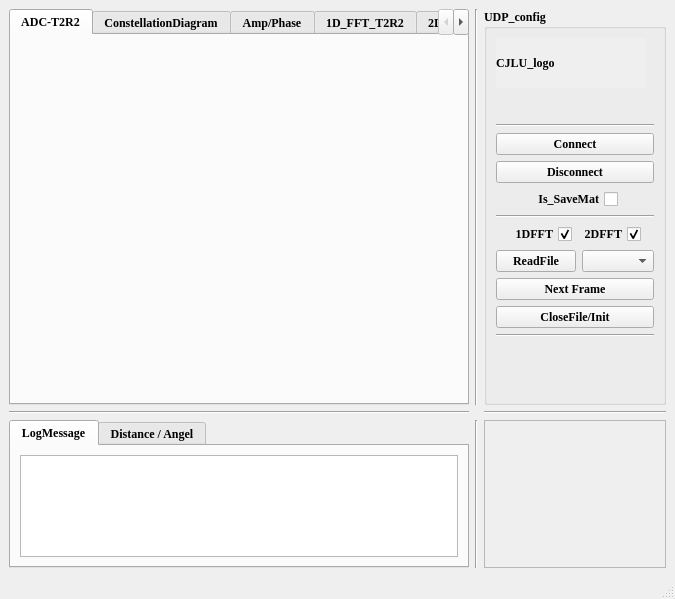
Before: the Qt Designer form Radar_UDP.ui in CruzeOliver/Andar_Radar_UDP, drawn with Qt 5.
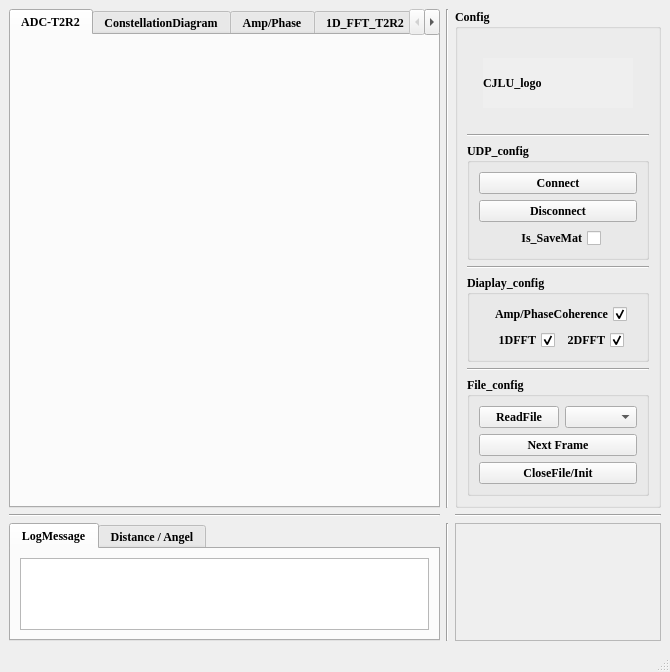
After: the same form once the commit is applied.

Commit message: 调整GUI布局内容

Diff of the .ui file:
```diff
--- a/Radar_UDP.ui
+++ b/Radar_UDP.ui
@@ -6,8 +6,8 @@
    <rect>
     <x>0</x>
     <y>0</y>
-    <width>675</width>
-    <height>599</height>
+    <width>670</width>
+    <height>666</height>
    </rect>
   </property>
   <property name="windowTitle">
@@ -31,6 +31,436 @@
       </property>
      </widget>
     </item>
+    <item row="1" column="2">
+     <widget class="Line" name="line_2">
+      <property name="orientation">
+       <enum>Qt::Horizontal</enum>
+      </property>
+     </widget>
+    </item>
+    <item row="1" column="0">
+     <widget class="Line" name="line">
+      <property name="orientation">
+       <enum>Qt::Horizontal</enum>
+      </property>
+     </widget>
+    </item>
+    <item row="0" column="2">
+     <widget class="QGroupBox" name="groupBox_Config">
+      <property name="sizePolicy">
+       <sizepolicy hsizetype="Expanding" vsizetype="Expanding">
+        <horstretch>2</horstretch>
+        <verstretch>2</verstretch>
+       </sizepolicy>
+      </property>
+      <property name="font">
+       <font>
+        <family>Times New Roman</family>
+        <weight>75</weight>
+        <bold>true</bold>
+       </font>
+      </property>
+      <property name="title">
+       <string>Config</string>
+      </property>
+      <layout class="QVBoxLayout" name="verticalLayout">
+       <item>
+        <spacer name="verticalSpacer_3">
+         <property name="orientation">
+          <enum>Qt::Vertical</enum>
+         </property>
+         <property name="sizeType">
+          <enum>QSizePolicy::Fixed</enum>
+         </property>
+         <property name="sizeHint" stdset="0">
+          <size>
+           <width>20</width>
+           <height>20</height>
+          </size>
+         </property>
+        </spacer>
+       </item>
+       <item>
+        <layout class="QHBoxLayout" name="horizontalLayout_7">
+         <item>
+          <spacer name="horizontalSpacer_7">
+           <property name="orientation">
+            <enum>Qt::Horizontal</enum>
+           </property>
+           <property name="sizeHint" stdset="0">
+            <size>
+             <width>40</width>
+             <height>20</height>
+            </size>
+           </property>
+          </spacer>
+         </item>
+         <item>
+          <widget class="QLabel" name="CJLU_logo_label">
+           <property name="sizePolicy">
+            <sizepolicy hsizetype="Fixed" vsizetype="Fixed">
+             <horstretch>0</horstretch>
+             <verstretch>0</verstretch>
+            </sizepolicy>
+           </property>
+           <property name="minimumSize">
+            <size>
+             <width>150</width>
+             <height>50</height>
+            </size>
+           </property>
+           <property name="maximumSize">
+            <size>
+             <width>150</width>
+             <height>50</height>
+            </size>
+           </property>
+           <property name="layoutDirection">
+            <enum>Qt::LeftToRight</enum>
+           </property>
+           <property name="autoFillBackground">
+            <bool>true</bool>
+           </property>
+           <property name="text">
+            <string>CJLU_logo</string>
+           </property>
+          </widget>
+         </item>
+         <item>
+          <spacer name="horizontalSpacer_8">
+           <property name="orientation">
+            <enum>Qt::Horizontal</enum>
+           </property>
+           <property name="sizeHint" stdset="0">
+            <size>
+             <width>40</width>
+             <height>20</height>
+            </size>
+           </property>
+          </spacer>
+         </item>
+        </layout>
+       </item>
+       <item>
+        <spacer name="verticalSpacer_2">
+         <property name="orientation">
+          <enum>Qt::Vertical</enum>
+         </property>
+         <property name="sizeType">
+          <enum>QSizePolicy::Fixed</enum>
+         </property>
+         <property name="sizeHint" stdset="0">
+          <size>
+           <width>20</width>
+           <height>20</height>
+          </size>
+         </property>
+        </spacer>
+       </item>
+       <item>
+        <widget class="Line" name="line_7">
+         <property name="orientation">
+          <enum>Qt::Horizontal</enum>
+         </property>
+        </widget>
+       </item>
+       <item>
+        <widget class="QGroupBox" name="groupBox_UDP">
+         <property name="title">
+          <string>UDP_config</string>
+         </property>
+         <layout class="QVBoxLayout" name="verticalLayout_2">
+          <item>
+           <widget class="QPushButton" name="pushButton_Connect">
+            <property name="text">
+             <string>Connect</string>
+            </property>
+           </widget>
+          </item>
+          <item>
+           <widget class="QPushButton" name="pushButton_Disconnect">
+            <property name="text">
+             <string>Disconnect</string>
+            </property>
+           </widget>
+          </item>
+          <item>
+           <layout class="QHBoxLayout" name="horizontalLayout_5">
+            <item>
+             <spacer name="horizontalSpacer">
+              <property name="orientation">
+               <enum>Qt::Horizontal</enum>
+              </property>
+              <property name="sizeHint" stdset="0">
+               <size>
+                <width>40</width>
+                <height>20</height>
+               </size>
+              </property>
+             </spacer>
+            </item>
+            <item>
+             <widget class="QCheckBox" name="checkBox_IsSave">
+              <property name="sizePolicy">
+               <sizepolicy hsizetype="Expanding" vsizetype="Fixed">
+                <horstretch>0</horstretch>
+                <verstretch>0</verstretch>
+               </sizepolicy>
+              </property>
+              <property name="layoutDirection">
+               <enum>Qt::RightToLeft</enum>
+              </property>
+              <property name="text">
+               <string>Is_SaveMat</string>
+              </property>
+             </widget>
+            </item>
+            <item>
+             <spacer name="horizontalSpacer_2">
+              <property name="orientation">
+               <enum>Qt::Horizontal</enum>
+              </property>
+              <property name="sizeHint" stdset="0">
+               <size>
+                <width>40</width>
+                <height>20</height>
+               </size>
+              </property>
+             </spacer>
+            </item>
+           </layout>
+          </item>
+         </layout>
+        </widget>
+       </item>
+       <item>
+        <widget class="Line" name="line_5">
+         <property name="orientation">
+          <enum>Qt::Horizontal</enum>
+         </property>
+        </widget>
+       </item>
+       <item>
+        <widget class="QGroupBox" name="groupBox_Display">
+         <property name="title">
+          <string>Diaplay_config</string>
+         </property>
+         <layout class="QVBoxLayout" name="verticalLayout_4">
+          <item>
+           <layout class="QHBoxLayout" name="horizontalLayout_6">
+            <item>
+             <spacer name="horizontalSpacer_5">
+              <property name="orientation">
+               <enum>Qt::Horizontal</enum>
+              </property>
+              <property name="sizeHint" stdset="0">
+               <size>
+                <width>40</width>
+                <height>20</height>
+               </size>
+              </property>
+             </spacer>
+            </item>
+            <item>
+             <widget class="QCheckBox" name="checkBox_APcoherence">
+              <property name="layoutDirection">
+               <enum>Qt::RightToLeft</enum>
+              </property>
+              <property name="text">
+               <string>Amp/PhaseCoherence</string>
+              </property>
+              <property name="checked">
+               <bool>true</bool>
+              </property>
+             </widget>
+            </item>
+            <item>
+             <spacer name="horizontalSpacer_6">
+              <property name="orientation">
+               <enum>Qt::Horizontal</enum>
+              </property>
+              <property name="sizeHint" stdset="0">
+               <size>
+                <width>40</width>
+                <height>20</height>
+               </size>
+              </property>
+             </spacer>
+            </item>
+           </layout>
+          </item>
+          <item>
+           <layout class="QGridLayout" name="gridLayout_5">
+            <item row="0" column="4">
+             <spacer name="horizontalSpacer_4">
+              <property name="orientation">
+               <enum>Qt::Horizontal</enum>
+              </property>
+              <property name="sizeHint" stdset="0">
+               <size>
+                <width>40</width>
+                <height>20</height>
+               </size>
+              </property>
+             </spacer>
+            </item>
+            <item row="0" column="2">
+             <widget class="QCheckBox" name="checkBox_2dfft">
+              <property name="layoutDirection">
+               <enum>Qt::RightToLeft</enum>
+              </property>
+              <property name="text">
+               <string>2DFFT</string>
+              </property>
+              <property name="checked">
+               <bool>true</bool>
+              </property>
+             </widget>
+            </item>
+            <item row="0" column="1">
+             <widget class="QCheckBox" name="checkBox_1dfft">
+              <property name="layoutDirection">
+               <enum>Qt::RightToLeft</enum>
+              </property>
+              <property name="text">
+               <string>1DFFT</string>
+              </property>
+              <property name="checked">
+               <bool>true</bool>
+              </property>
+             </widget>
+            </item>
+            <item row="0" column="0">
+             <spacer name="horizontalSpacer_3">
+              <property name="orientation">
+               <enum>Qt::Horizontal</enum>
+              </property>
+              <property name="sizeHint" stdset="0">
+               <size>
+                <width>40</width>
+                <height>20</height>
+               </size>
+              </property>
+             </spacer>
+            </item>
+           </layout>
+          </item>
+         </layout>
+        </widget>
+       </item>
+       <item>
+        <widget class="Line" name="line_6">
+         <property name="orientation">
+          <enum>Qt::Horizontal</enum>
+         </property>
+        </widget>
+       </item>
+       <item>
+        <widget class="QGroupBox" name="groupBox_File">
+         <property name="title">
+          <string>File_config</string>
+         </property>
+         <layout class="QVBoxLayout" name="verticalLayout_3">
+          <item>
+           <layout class="QHBoxLayout" name="horizontalLayout_4">
+            <item>
+             <widget class="QPushButton" name="pushButton_ReadFile">
+              <property name="sizePolicy">
+               <sizepolicy hsizetype="Expanding" vsizetype="Fixed">
+                <horstretch>0</horstretch>
+                <verstretch>0</verstretch>
+               </sizepolicy>
+              </property>
+              <property name="text">
+               <string>ReadFile</string>
+              </property>
+             </widget>
+            </item>
+            <item>
+             <widget class="QComboBox" name="comboBox_MatFrom"/>
+            </item>
+           </layout>
+          </item>
+          <item>
+           <widget class="QPushButton" name="pushButton_Next">
+            <property name="text">
+             <string>Next Frame</string>
+            </property>
+           </widget>
+          </item>
+          <item>
+           <widget class="QPushButton" name="pushButton_CloseFile">
+            <property name="text">
+             <string>CloseFile/Init</string>
+            </property>
+           </widget>
+          </item>
+         </layout>
+        </widget>
+       </item>
+       <item>
+        <spacer name="verticalSpacer">
+         <property name="orientation">
+          <enum>Qt::Vertical</enum>
+         </property>
+         <property name="sizeHint" stdset="0">
+          <size>
+           <width>20</width>
+           <height>40</height>
+          </size>
+         </property>
+        </spacer>
+       </item>
+      </layout>
+     </widget>
+    </item>
+    <item row="0" column="1">
+     <widget class="Line" name="line_4">
+      <property name="orientation">
+       <enum>Qt::Vertical</enum>
+      </property>
+     </widget>
+    </item>
+    <item row="2" column="0">
+     <widget class="QTabWidget" name="tabWidget_Message">
+      <property name="sizePolicy">
+       <sizepolicy hsizetype="Expanding" vsizetype="Expanding">
+        <horstretch>2</horstretch>
+        <verstretch>3</verstretch>
+       </sizepolicy>
+      </property>
+      <property name="font">
+       <font>
+        <family>Times New Roman</family>
+        <weight>75</weight>
+        <bold>true</bold>
+       </font>
+      </property>
+      <property name="currentIndex">
+       <number>0</number>
+      </property>
+      <widget class="QWidget" name="tab_log">
+       <attribute name="title">
+        <string>LogMessage</string>
+       </attribute>
+       <layout class="QHBoxLayout" name="horizontalLayout">
+        <item>
+         <widget class="QTextEdit" name="textEdit_log"/>
+        </item>
+       </layout>
+      </widget>
+      <widget class="QWidget" name="tab_Distance">
+       <attribute name="title">
+        <string>Distance / Angel</string>
+       </attribute>
+       <layout class="QHBoxLayout" name="horizontalLayout_2">
+        <item>
+         <widget class="QTableWidget" name="tableWidget_distance"/>
+        </item>
+       </layout>
+      </widget>
+     </widget>
+    </item>
     <item row="0" column="0">
      <widget class="QTabWidget" name="tabWidget_Display">
       <property name="sizePolicy">
@@ -190,280 +620,6 @@
       </widget>
      </widget>
     </item>
-    <item row="0" column="2">
-     <widget class="QGroupBox" name="groupBox_2">
-      <property name="sizePolicy">
-       <sizepolicy hsizetype="Expanding" vsizetype="Expanding">
-        <horstretch>2</horstretch>
-        <verstretch>2</verstretch>
-       </sizepolicy>
-      </property>
-      <property name="font">
-       <font>
-        <family>Times New Roman</family>
-        <weight>75</weight>
-        <bold>true</bold>
-       </font>
-      </property>
-      <property name="title">
-       <string>UDP_config</string>
-      </property>
-      <layout class="QVBoxLayout" name="verticalLayout">
-       <item>
-        <widget class="QLabel" name="CJLU_logo_label">
-         <property name="sizePolicy">
-          <sizepolicy hsizetype="Fixed" vsizetype="Fixed">
-           <horstretch>0</horstretch>
-           <verstretch>0</verstretch>
-          </sizepolicy>
-         </property>
-         <property name="minimumSize">
-          <size>
-           <width>150</width>
-           <height>50</height>
-          </size>
-         </property>
-         <property name="maximumSize">
-          <size>
-           <width>150</width>
-           <height>50</height>
-          </size>
-         </property>
-         <property name="layoutDirection">
-          <enum>Qt::LeftToRight</enum>
-         </property>
-         <property name="autoFillBackground">
-          <bool>true</bool>
-         </property>
-         <property name="text">
-          <string>CJLU_logo</string>
-         </property>
-        </widget>
-       </item>
-       <item>
-        <spacer name="verticalSpacer_2">
-         <property name="orientation">
-          <enum>Qt::Vertical</enum>
-         </property>
-         <property name="sizeType">
-          <enum>QSizePolicy::Fixed</enum>
-         </property>
-         <property name="sizeHint" stdset="0">
-          <size>
-           <width>20</width>
-           <height>30</height>
-          </size>
-         </property>
-        </spacer>
-       </item>
-       <item>
-        <widget class="Line" name="line_7">
-         <property name="orientation">
-          <enum>Qt::Horizontal</enum>
-         </property>
-        </widget>
-       </item>
-       <item>
-        <widget class="QPushButton" name="pushButton_Connect">
-         <property name="text">
-          <string>Connect</string>
-         </property>
-        </widget>
-       </item>
-       <item>
-        <widget class="QPushButton" name="pushButton_Disconnect">
-         <property name="text">
-          <string>Disconnect</string>
-         </property>
-        </widget>
-       </item>
-       <item>
-        <layout class="QHBoxLayout" name="horizontalLayout_5">
-         <item>
-          <spacer name="horizontalSpacer">
-           <property name="orientation">
-            <enum>Qt::Horizontal</enum>
-           </property>
-           <property name="sizeHint" stdset="0">
-            <size>
-             <width>40</width>
-             <height>20</height>
-            </size>
-           </property>
-          </spacer>
-         </item>
-         <item>
-          <widget class="QCheckBox" name="checkBox_IsSave">
-           <property name="sizePolicy">
-            <sizepolicy hsizetype="Expanding" vsizetype="Fixed">
-             <horstretch>0</horstretch>
-             <verstretch>0</verstretch>
-            </sizepolicy>
-           </property>
-           <property name="layoutDirection">
-            <enum>Qt::RightToLeft</enum>
-           </property>
-           <property name="text">
-            <string>Is_SaveMat</string>
-           </property>
-          </widget>
-         </item>
-         <item>
-          <spacer name="horizontalSpacer_2">
-           <property name="orientation">
-            <enum>Qt::Horizontal</enum>
-           </property>
-           <property name="sizeHint" stdset="0">
-            <size>
-             <width>40</width>
-             <height>20</height>
-            </size>
-           </property>
-          </spacer>
-         </item>
-        </layout>
-       </item>
-       <item>
-        <widget class="Line" name="line_5">
-         <property name="orientation">
-          <enum>Qt::Horizontal</enum>
-         </property>
-        </widget>
-       </item>
-       <item>
-        <layout class="QGridLayout" name="gridLayout_5">
-         <item row="0" column="0">
-          <spacer name="horizontalSpacer_3">
-           <property name="orientation">
-            <enum>Qt::Horizontal</enum>
-           </property>
-           <property name="sizeHint" stdset="0">
-            <size>
-             <width>40</width>
-             <height>20</height>
-            </size>
-           </property>
-          </spacer>
-         </item>
-         <item row="0" column="4">
-          <spacer name="horizontalSpacer_4">
-           <property name="orientation">
-            <enum>Qt::Horizontal</enum>
-           </property>
-           <property name="sizeHint" stdset="0">
-            <size>
-             <width>40</width>
-             <height>20</height>
-            </size>
-           </property>
-          </spacer>
-         </item>
-         <item row="0" column="2">
-          <widget class="QCheckBox" name="checkBox_2dfft">
-           <property name="layoutDirection">
-            <enum>Qt::RightToLeft</enum>
-           </property>
-           <property name="text">
-            <string>2DFFT</string>
-           </property>
-           <property name="checked">
-            <bool>true</bool>
-           </property>
-          </widget>
-         </item>
-         <item row="0" column="1">
-          <widget class="QCheckBox" name="checkBox_1dfft">
-           <property name="layoutDirection">
-            <enum>Qt::RightToLeft</enum>
-           </property>
-           <property name="text">
-            <string>1DFFT</string>
-           </property>
-           <property name="checked">
-            <bool>true</bool>
-           </property>
-          </widget>
-         </item>
-        </layout>
-       </item>
-       <item>
-        <layout class="QHBoxLayout" name="horizontalLayout_4">
-         <item>
-          <widget class="QPushButton" name="pushButton_ReadFile">
-           <property name="sizePolicy">
-            <sizepolicy hsizetype="Expanding" vsizetype="Fixed">
-             <horstretch>0</horstretch>
-             <verstretch>0</verstretch>
-            </sizepolicy>
-           </property>
-           <property name="text">
-            <string>ReadFile</string>
-           </property>
-          </widget>
-         </item>
-         <item>
-          <widget class="QComboBox" name="comboBox_MatFrom"/>
-         </item>
-        </layout>
-       </item>
-       <item>
-        <widget class="QPushButton" name="pushButton_Next">
-         <property name="text">
-          <string>Next Frame</string>
-         </property>
-        </widget>
-       </item>
-       <item>
-        <widget class="QPushButton" name="pushButton_CloseFile">
-         <property name="text">
-          <string>CloseFile/Init</string>
-         </property>
-        </widget>
-       </item>
-       <item>
-        <widget class="Line" name="line_6">
-         <property name="orientation">
-          <enum>Qt::Horizontal</enum>
-         </property>
-        </widget>
-       </item>
-       <item>
-        <spacer name="verticalSpacer">
-         <property name="orientation">
-          <enum>Qt::Vertical</enum>
-         </property>
-         <property name="sizeHint" stdset="0">
-          <size>
-           <width>20</width>
-           <height>40</height>
-          </size>
-         </property>
-        </spacer>
-       </item>
-      </layout>
-     </widget>
-    </item>
-    <item row="1" column="2">
-     <widget class="Line" name="line_2">
-      <property name="orientation">
-       <enum>Qt::Horizontal</enum>
-      </property>
-     </widget>
-    </item>
-    <item row="1" column="0">
-     <widget class="Line" name="line">
-      <property name="orientation">
-       <enum>Qt::Horizontal</enum>
-      </property>
-     </widget>
-    </item>
-    <item row="0" column="1">
-     <widget class="Line" name="line_4">
-      <property name="orientation">
-       <enum>Qt::Vertical</enum>
-      </property>
-     </widget>
-    </item>
     <item row="2" column="2">
      <widget class="QFrame" name="frame">
       <property name="frameShape">
@@ -474,53 +630,13 @@
       </property>
      </widget>
     </item>
-    <item row="2" column="0">
-     <widget class="QTabWidget" name="tabWidget_Message">
-      <property name="sizePolicy">
-       <sizepolicy hsizetype="Expanding" vsizetype="Expanding">
-        <horstretch>2</horstretch>
-        <verstretch>3</verstretch>
-       </sizepolicy>
-      </property>
-      <property name="font">
-       <font>
-        <family>Times New Roman</family>
-        <weight>75</weight>
-        <bold>true</bold>
-       </font>
-      </property>
-      <property name="currentIndex">
-       <number>0</number>
-      </property>
-      <widget class="QWidget" name="tab_log">
-       <attribute name="title">
-        <string>LogMessage</string>
-       </attribute>
-       <layout class="QHBoxLayout" name="horizontalLayout">
-        <item>
-         <widget class="QTextEdit" name="textEdit_log"/>
-        </item>
-       </layout>
-      </widget>
-      <widget class="QWidget" name="tab_Distance">
-       <attribute name="title">
-        <string>Distance / Angel</string>
-       </attribute>
-       <layout class="QHBoxLayout" name="horizontalLayout_2">
-        <item>
-         <widget class="QTableWidget" name="tableWidget_distance"/>
-        </item>
-       </layout>
-      </widget>
-     </widget>
-    </item>
    </layout>
    <zorder>tabWidget_Display</zorder>
    <zorder>line_3</zorder>
    <zorder>line</zorder>
    <zorder>line_4</zorder>
    <zorder>line_2</zorder>
-   <zorder>groupBox_2</zorder>
+   <zorder>groupBox_Config</zorder>
    <zorder>frame</zorder>
    <zorder>tabWidget_Message</zorder>
   </widget>
@@ -529,7 +645,7 @@
     <rect>
      <x>0</x>
      <y>0</y>
-     <width>675</width>
+     <width>670</width>
      <height>22</height>
     </rect>
    </property>
```
The commit also changes 3 other files.
